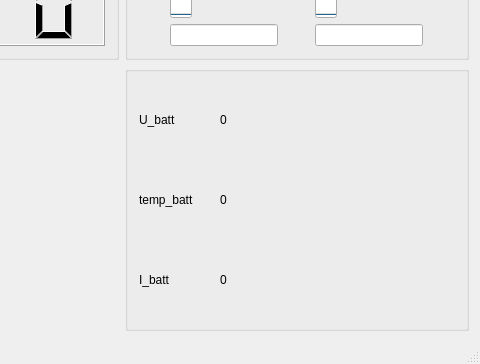
Qt form mainwindow.ui (KacperChmielewski/pwrsbt-groundStation) before a commit; both pictures show x 587 to 1067 and y 184 to 548 of the 1067 by 548 pixel window.
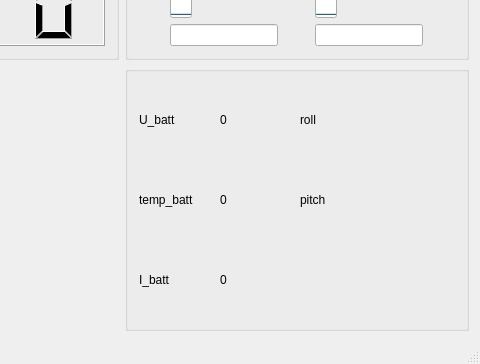
The same form after that commit.

Commit message: Roll pitch

Patch:
```diff
--- a/mainwindow.ui
+++ b/mainwindow.ui
@@ -252,7 +252,7 @@
        <item row="0" column="2">
         <widget class="QLabel" name="label_5">
          <property name="text">
-          <string/>
+          <string>roll</string>
          </property>
         </widget>
        </item>
@@ -280,7 +280,7 @@
        <item row="1" column="2">
         <widget class="QLabel" name="label_13">
          <property name="text">
-          <string/>
+          <string>pitch</string>
          </property>
         </widget>
        </item>
```
Left out of the diff: 4 changed lines with no effect on the pictures. The commit also changes 2 other files.
